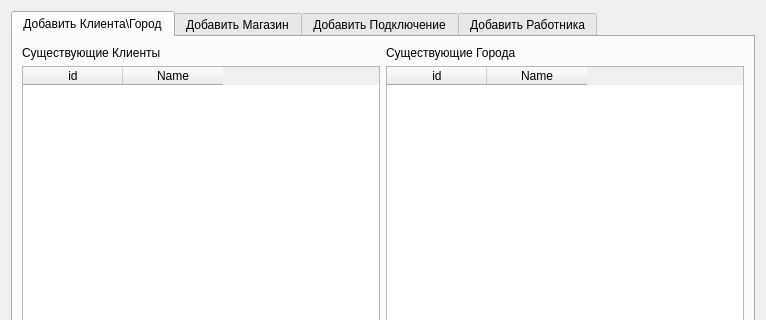
Before: the Qt Designer form edit_db.ui in Bigmagyshka/Quick-AD-Access, drawn with Qt 5; both pictures show x 0 to 766 and y 0 to 320 of the 766 by 502 pixel window.
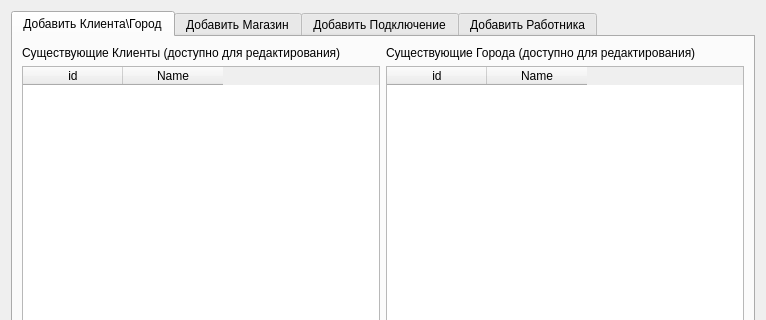
After: the same form once the commit is applied. The open tabs and pages were chosen to show the change.

```diff
--- a/edit_db.ui
+++ b/edit_db.ui
@@ -36,7 +36,7 @@
              <item>
               <widget class="QLabel" name="label_3">
                <property name="text">
-                <string>Существующие Клиенты</string>
+                <string>Существующие Клиенты (доступно для редактирования)</string>
                </property>
               </widget>
              </item>
@@ -61,7 +61,7 @@
              <item>
               <widget class="QLabel" name="label_2">
                <property name="text">
-                <string>Существующие Города</string>
+                <string>Существующие Города (доступно для редактирования)</string>
                </property>
               </widget>
              </item>
```
Left out of the diff: 10 changed lines with no effect on the pictures.
